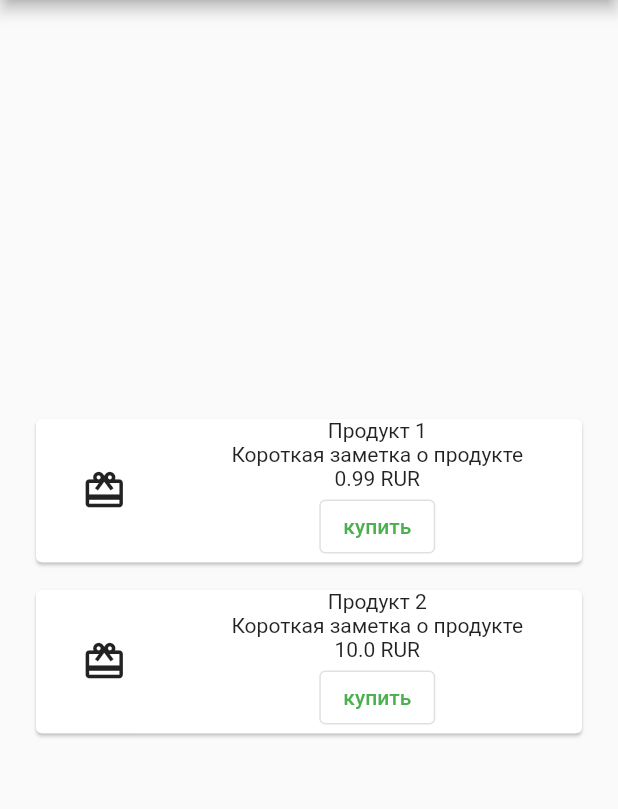
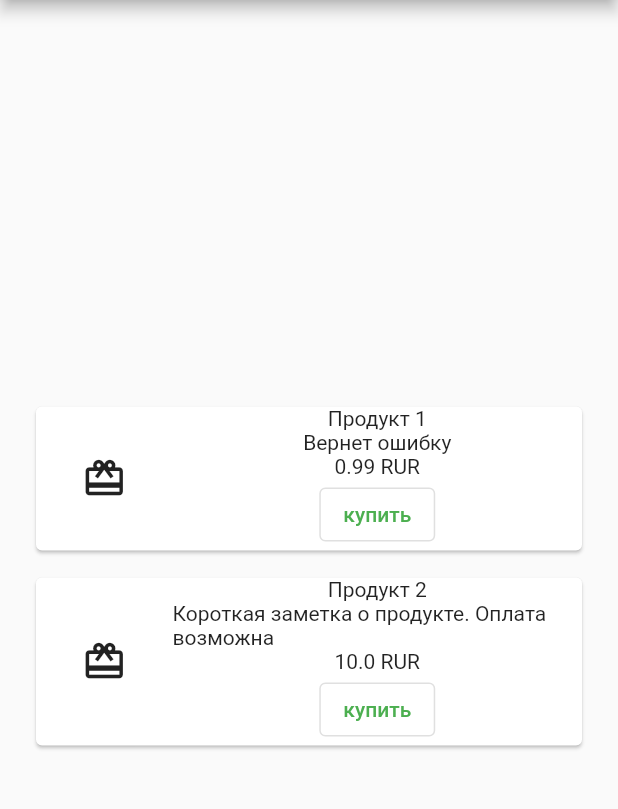
Before and after one commit to vanitu/flutter_onpay_sdk, a Flutter app: the screen it shows after launch, on a phone screen of 412 x 824 dp, the part 84-893 px from its top. Run offline on Flutter 3.47's test engine with Material 2 defaults, Android fonts, the phone set to English and light mode, and no system bars; our stand-ins replace webview_flutter.

Commit message:
Add failed case

```diff
--- a/example/example.dart
+++ b/example/example.dart
@@ -52,7 +52,7 @@ class _MyHomePageState extends State<MyHomePage> {
       payMode: 'fix',
       recipient: 'cloud_sciencejet_net',
       userEmail: 'some@mail.ru',
-      note: "Короткая заметка о продукте",
+      note: "Вернет ошибку",
     ),
     OnPayOrder(
       reference: "SALE2",
@@ -60,7 +60,7 @@ class _MyHomePageState extends State<MyHomePage> {
       amount: 10,
       recipient: 'cloud_sciencejet_net',
       userEmail: 'some@mail.ru',
-      note: "Короткая заметка о продукте",
+      note: "Короткая заметка о продукте. Оплата возможна",
     ),
   ];
 
--- a/example/example_app/lib/main.dart
+++ b/example/example_app/lib/main.dart
@@ -52,7 +52,7 @@ class _MyHomePageState extends State<MyHomePage> {
       payMode: 'fix',
       recipient: 'cloud_sciencejet_net',
       userEmail: 'some@mail.ru',
-      note: "Короткая заметка о продукте",
+      note: "Вернет ошибку",
     ),
     OnPayOrder(
       reference: "SALE2",
@@ -60,7 +60,7 @@ class _MyHomePageState extends State<MyHomePage> {
       amount: 10,
       recipient: 'cloud_sciencejet_net',
       userEmail: 'some@mail.ru',
-      note: "Короткая заметка о продукте",
+      note: "Короткая заметка о продукте. Оплата возможна",
     ),
   ];
 
--- a/pubspec.yaml
+++ b/pubspec.yaml
@@ -1,6 +1,6 @@
 name: flutter_onpay_sdk
 description: Flutter package to integrate OnPay.ru Visa/MasterCard payment form into your mobile application.
-version: 0.0.2
+version: 0.0.3
 homepage: https://onpay.ru
 github: https://github.com/vanitu/flutter_onpay_sdk
 
```
Also changed, not shown: 1 other file.
